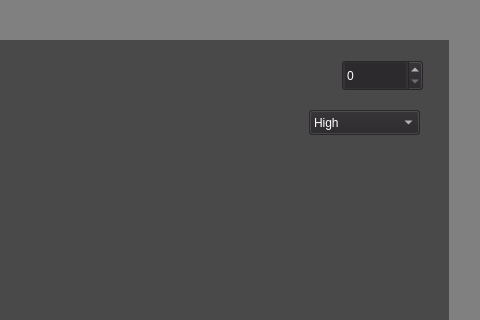
Before: the Qt Designer form mainwindow.ui in ErikScholtzH/COMP-3004-Final-Project, drawn with Qt 5; both pictures show x 802 to 1282 and y 0 to 320 of the 1282 by 603 pixel window.
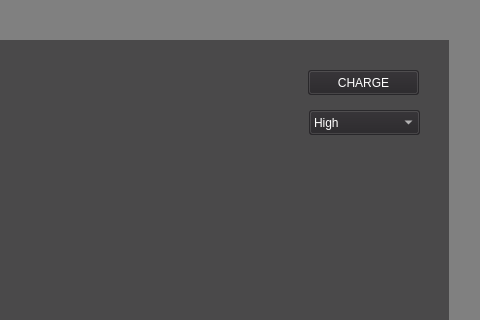
After: the same form once the commit is applied. Custom widgets are drawn as their Qt base class.

Diff of the .ui file:
```diff
--- a/mainwindow.ui
+++ b/mainwindow.ui
@@ -1511,19 +1511,6 @@
       <string>Battery Level</string>
      </property>
     </widget>
-    <widget class="QSpinBox" name="PowerBox">
-     <property name="geometry">
-      <rect>
-       <x>674</x>
-       <y>20</y>
-       <width>81</width>
-       <height>31</height>
-      </rect>
-     </property>
-     <property name="styleSheet">
-      <string notr="true">color: white</string>
-     </property>
-    </widget>
     <widget class="QLabel" name="label_21">
      <property name="geometry">
       <rect>
@@ -1690,6 +1677,137 @@
       </property>
      </item>
     </widget>
+    <widget class="QPushButton" name="pushButton">
+     <property name="geometry">
+      <rect>
+       <x>640</x>
+       <y>30</y>
+       <width>111</width>
+       <height>25</height>
+      </rect>
+     </property>
+     <property name="palette">
+      <palette>
+       <active>
+        <colorrole role="Button">
+         <brush brushstyle="SolidPattern">
+          <color alpha="153">
+           <red>38</red>
+           <green>36</green>
+           <blue>39</blue>
+          </color>
+         </brush>
+        </colorrole>
+        <colorrole role="ButtonText">
+         <brush brushstyle="SolidPattern">
+          <color alpha="255">
+           <red>255</red>
+           <green>255</green>
+           <blue>255</blue>
+          </color>
+         </brush>
+        </colorrole>
+        <colorrole role="Base">
+         <brush brushstyle="SolidPattern">
+          <color alpha="153">
+           <red>38</red>
+           <green>36</green>
+           <blue>39</blue>
+          </color>
+         </brush>
+        </colorrole>
+        <colorrole role="Window">
+         <brush brushstyle="SolidPattern">
+          <color alpha="153">
+           <red>38</red>
+           <green>36</green>
+           <blue>39</blue>
+          </color>
+         </brush>
+        </colorrole>
+       </active>
+       <inactive>
+        <colorrole role="Button">
+         <brush brushstyle="SolidPattern">
+          <color alpha="153">
+           <red>38</red>
+           <green>36</green>
+           <blue>39</blue>
+          </color>
+         </brush>
+        </colorrole>
+        <colorrole role="ButtonText">
+         <brush brushstyle="SolidPattern">
+          <color alpha="255">
+           <red>255</red>
+           <green>255</green>
+           <blue>255</blue>
+          </color>
+         </brush>
+        </colorrole>
+        <colorrole role="Base">
+         <brush brushstyle="SolidPattern">
+          <color alpha="153">
+           <red>38</red>
+           <green>36</green>
+           <blue>39</blue>
+          </color>
+         </brush>
+        </colorrole>
+        <colorrole role="Window">
+         <brush brushstyle="SolidPattern">
+          <color alpha="153">
+           <red>38</red>
+           <green>36</green>
+           <blue>39</blue>
+          </color>
+         </brush>
+        </colorrole>
+       </inactive>
+       <disabled>
+        <colorrole role="Button">
+         <brush brushstyle="SolidPattern">
+          <color alpha="153">
+           <red>38</red>
+           <green>36</green>
+           <blue>39</blue>
+          </color>
+         </brush>
+        </colorrole>
+        <colorrole role="ButtonText">
+         <brush brushstyle="SolidPattern">
+          <color alpha="255">
+           <red>190</red>
+           <green>190</green>
+           <blue>190</blue>
+          </color>
+         </brush>
+        </colorrole>
+        <colorrole role="Base">
+         <brush brushstyle="SolidPattern">
+          <color alpha="153">
+           <red>38</red>
+           <green>36</green>
+           <blue>39</blue>
+          </color>
+         </brush>
+        </colorrole>
+        <colorrole role="Window">
+         <brush brushstyle="SolidPattern">
+          <color alpha="153">
+           <red>38</red>
+           <green>36</green>
+           <blue>39</blue>
+          </color>
+         </brush>
+        </colorrole>
+       </disabled>
+      </palette>
+     </property>
+     <property name="text">
+      <string>CHARGE</string>
+     </property>
+    </widget>
    </widget>
    <widget class="QLabel" name="label_15">
     <property name="geometry">
```
